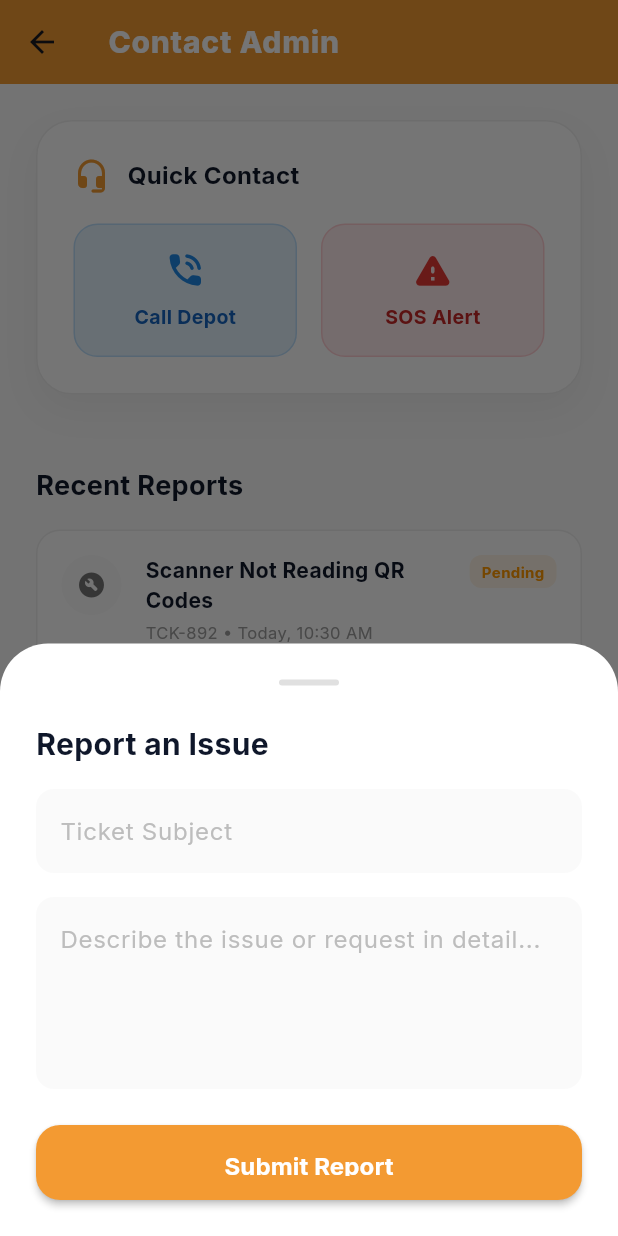
After one commit to Rishikesan05/RideSync-App-Development, a Flutter app: the OperatorContactScreen screen opened directly, after a tap on "New Report", on a phone screen of 412 x 824 dp. The commit adds this screen. Run offline on Flutter 3.47's test engine with Material 3 defaults, Android fonts, the phone set to English and light mode, and no system bars; our stand-ins replace cloud_firestore, firebase_auth, firebase_core, flutter_dotenv, geolocator, google_fonts and 2 more; accounts and stored records are empty; network calls fail.

Commit message:
[RIDESYNC] 2026-06-11 | Feat: Replace Fleet screen with Operator Contact Admin Support Hub

```diff
--- /dev/null
+++ b/apps/mobile/lib/features/operator/presentation/screens/operator_contact_screen.dart
@@ -0,0 +1,289 @@
+import 'package:flutter/material.dart';
+import 'package:ridesync/core/constants.dart';
+
+class OperatorContactScreen extends StatefulWidget {
+  const OperatorContactScreen({super.key});
+
+  @override
+  State<OperatorContactScreen> createState() => _OperatorContactScreenState();
+}
+
+class _OperatorContactScreenState extends State<OperatorContactScreen> {
+  final List<Map<String, dynamic>> _recentTickets = [
+    {
+      'id': 'TCK-892',
+      'title': 'Scanner Not Reading QR Codes',
+      'status': 'Pending',
+      'date': 'Today, 10:30 AM',
+      'type': 'Technical',
+    },
+    {
+      'id': 'TCK-885',
+      'title': 'Request Route Change to 120',
+      'status': 'Resolved',
+      'date': 'Yesterday, 4:15 PM',
+      'type': 'Schedule',
+    },
+    {
+      'id': 'TCK-812',
+      'title': 'Bus Breakdown at Kadawatha',
+      'status': 'Resolved',
+      'date': 'June 5, 2026',
+      'type': 'Emergency',
+    },
+  ];
+
+  @override
+  Widget build(BuildContext context) {
+    final isDark = Theme.of(context).brightness == Brightness.dark;
+
+    return Scaffold(
+      backgroundColor: isDark ? const Color(0xFF0F172A) : Colors.grey.shade50,
+      appBar: AppBar(
+        backgroundColor: isDark ? const Color(0xFFD84315) : AppColors.primaryOrange,
+        elevation: 0,
+        title: const Text(
+          'Contact Admin',
+          style: TextStyle(color: Colors.white, fontSize: 20, fontWeight: FontWeight.w800, letterSpacing: 0.5),
+        ),
+      ),
+      floatingActionButton: FloatingActionButton.extended(
+        onPressed: () {
+          _showNewTicketBottomSheet(context, isDark);
+        },
+        backgroundColor: AppColors.primaryOrange,
+        foregroundColor: Colors.white,
+        icon: const Icon(Icons.edit_document),
+        label: const Text('New Report', style: TextStyle(fontWeight: FontWeight.bold)),
+      ),
+      body: SingleChildScrollView(
+        padding: const EdgeInsets.only(bottom: 120),
+        child: Column(
+          crossAxisAlignment: CrossAxisAlignment.start,
+          children: [
+            _buildEmergencySection(isDark),
+            const SizedBox(height: 24),
+            Padding(
+              padding: const EdgeInsets.symmetric(horizontal: 24.0),
+              child: Text('Recent Reports', style: TextStyle(fontSize: 18, fontWeight: FontWeight.bold, color: isDark ? Colors.white : AppColors.textDark)),
+            ),
+            const SizedBox(height: 16),
+            _buildTicketList(isDark),
+          ],
+        ),
+      ),
+    );
+  }
+
+  Widget _buildEmergencySection(bool isDark) {
+    return Container(
+      width: double.infinity,
+      margin: const EdgeInsets.all(24),
+      padding: const EdgeInsets.all(24),
+      decoration: BoxDecoration(
+        color: isDark ? const Color(0xFF1E293B) : Colors.white,
+        borderRadius: BorderRadius.circular(24),
+        border: Border.all(color: isDark ? Colors.white10 : Colors.grey.shade200),
+        boxShadow: [
+          if (!isDark) BoxShadow(color: Colors.black.withValues(alpha: 0.04), blurRadius: 20, offset: const Offset(0, 10)),
+        ],
+      ),
+      child: Column(
+        crossAxisAlignment: CrossAxisAlignment.start,
+        children: [
+          Row(
+            children: [
+              Icon(Icons.headset_mic_rounded, color: AppColors.primaryOrange, size: 24),
+              const SizedBox(width: 12),
+              Text('Quick Contact', style: TextStyle(fontSize: 16, fontWeight: FontWeight.bold, color: isDark ? Colors.white : AppColors.textDark)),
+            ],
+          ),
+          const SizedBox(height: 20),
+          Row(
+            children: [
+              Expanded(
+                child: _buildActionButton(
+                  icon: Icons.phone_in_talk_rounded,
+                  label: 'Call Depot',
+                  color: Colors.blue,
+                  onTap: () {},
+                  isDark: isDark,
+                ),
+              ),
+              const SizedBox(width: 16),
+              Expanded(
+                child: _buildActionButton(
+                  icon: Icons.warning_rounded,
+                  label: 'SOS Alert',
+                  color: Colors.red,
+                  onTap: () {},
+                  isDark: isDark,
+                ),
+              ),
+            ],
+          ),
+        ],
+      ),
+    );
+  }
+
+  Widget _buildActionButton({required IconData icon, required String label, required MaterialColor color, required VoidCallback onTap, required bool isDark}) {
+    return InkWell(
+      onTap: onTap,
+      borderRadius: BorderRadius.circular(16),
+      child: Container(
+        padding: const EdgeInsets.symmetric(vertical: 16),
+        decoration: BoxDecoration(
+          color: isDark ? color.withValues(alpha: 0.15) : color.shade50,
+          borderRadius: BorderRadius.circular(16),
+          border: Border.all(color: isDark ? color.withValues(alpha: 0.3) : color.shade100),
+        ),
+        child: Column(
+          children: [
+            Icon(icon, color: color.shade600, size: 28),
+            const SizedBox(height: 8),
+            Text(label, style: TextStyle(color: isDark ? color.shade200 : color.shade800, fontWeight: FontWeight.bold, fontSize: 13)),
+          ],
+        ),
+      ),
+    );
+  }
+
+  Widget _buildTicketList(bool isDark) {
+    return ListView.builder(
+      padding: const EdgeInsets.symmetric(horizontal: 24.0),
+      physics: const NeverScrollableScrollPhysics(),
+      shrinkWrap: true,
+      itemCount: _recentTickets.length,
+      itemBuilder: (context, index) {
+        final ticket = _recentTickets[index];
+        final isResolved = ticket['status'] == 'Resolved';
+
+        return Container(
+          margin: const EdgeInsets.only(bottom: 12),
+          padding: const EdgeInsets.all(16),
+          decoration: BoxDecoration(
+            color: isDark ? const Color(0xFF1E293B) : Colors.white,
+            borderRadius: BorderRadius.circular(16),
+            border: Border.all(color: isDark ? Colors.white10 : Colors.grey.shade200),
+          ),
+          child: Row(
+            crossAxisAlignment: CrossAxisAlignment.start,
+            children: [
+              Container(
+                padding: const EdgeInsets.all(10),
+                decoration: BoxDecoration(
+                  color: isDark ? Colors.white10 : Colors.grey.shade50,
+                  shape: BoxShape.circle,
+                ),
+                child: Icon(
+                  ticket['type'] == 'Emergency' ? Icons.car_crash_rounded :
+                  ticket['type'] == 'Schedule' ? Icons.calendar_month_rounded : Icons.build_circle_rounded,
+                  color: isDark ? Colors.white54 : Colors.grey.shade600,
+                  size: 20,
+                ),
+              ),
+              const SizedBox(width: 16),
+              Expanded(
+                child: Column(
+                  crossAxisAlignment: CrossAxisAlignment.start,
+                  children: [
+                    Text(ticket['title'], style: TextStyle(fontWeight: FontWeight.bold, fontSize: 14, color: isDark ? Colors.white : AppColors.textDark)),
+                    const SizedBox(height: 4),
+                    Text('${ticket['id']} • ${ticket['date']}', style: TextStyle(color: isDark ? Colors.white30 : Colors.grey.shade500, fontSize: 11)),
+                  ],
+                ),
+              ),
+              const SizedBox(width: 8),
+              Container(
+                padding: const EdgeInsets.symmetric(horizontal: 8, vertical: 4),
+                decoration: BoxDecoration(
+                  color: isResolved ? Colors.green.withValues(alpha: 0.1) : Colors.orange.withValues(alpha: 0.1),
+                  borderRadius: BorderRadius.circular(8),
+                ),
+                child: Text(
+                  ticket['status'],
+                  style: TextStyle(
+                    color: isResolved ? Colors.green : Colors.orange,
+                    fontSize: 10,
+                    fontWeight: FontWeight.bold,
+                  ),
+                ),
+              ),
+            ],
+          ),
+        );
+      },
+    );
+  }
+
+  void _showNewTicketBottomSheet(BuildContext context, bool isDark) {
+    showModalBottomSheet(
+      context: context,
+      isScrollControlled: true,
+      backgroundColor: Colors.transparent,
+      builder: (context) => Container(
+        padding: EdgeInsets.only(
+          bottom: MediaQuery.of(context).viewInsets.bottom,
+          left: 24,
+          right: 24,
+          top: 24,
+        ),
+        decoration: BoxDecoration(
+          color: isDark ? const Color(0xFF1E293B) : Colors.white,
+          borderRadius: const BorderRadius.vertical(top: Radius.circular(32)),
+        ),
+        child: Column(
+          mainAxisSize: MainAxisSize.min,
+          crossAxisAlignment: CrossAxisAlignment.start,
+          children: [
+            Center(
+              child: Container(width: 40, height: 4, decoration: BoxDecoration(color: isDark ? Colors.white24 : Colors.grey.shade300, borderRadius: BorderRadius.circular(2))),
+            ),
+            const SizedBox(height: 24),
+            Text('Report an Issue', style: TextStyle(fontSize: 20, fontWeight: FontWeight.bold, color: isDark ? Colors.white : AppColors.textDark)),
+            const SizedBox(height: 16),
+            TextField(
+              decoration: InputDecoration(
+                hintText: 'Ticket Subject',
+                hintStyle: TextStyle(color: isDark ? Colors.white30 : Colors.grey.shade400),
+                filled: true,
+                fillColor: isDark ? Colors.white.withValues(alpha: 0.05) : Colors.grey.shade50,
+                border: OutlineInputBorder(borderRadius: BorderRadius.circular(12), borderSide: BorderSide.none),
+              ),
+            ),
+            const SizedBox(height: 16),
+            TextField(
+              maxLines: 4,
+              decoration: InputDecoration(
+                hintText: 'Describe the issue or request in detail...',
+                hintStyle: TextStyle(color: isDark ? Colors.white30 : Colors.grey.shade400),
+                filled: true,
+                fillColor: isDark ? Colors.white.withValues(alpha: 0.05) : Colors.grey.shade50,
+                border: OutlineInputBorder(borderRadius: BorderRadius.circular(12), borderSide: BorderSide.none),
+              ),
+            ),
+            const SizedBox(height: 24),
+            SizedBox(
+              width: double.infinity,
+              height: 50,
+              child: ElevatedButton(
+                onPressed: () {
+                  Navigator.pop(context);
+                  ScaffoldMessenger.of(context).showSnackBar(const SnackBar(content: Text('Report submitted successfully!')));
+                },
+                style: ElevatedButton.styleFrom(
+                  backgroundColor: AppColors.primaryOrange,
+                  foregroundColor: Colors.white,
+                  shape: RoundedRectangleBorder(borderRadius: BorderRadius.circular(16)),
+                ),
+                child: const Text('Submit Report', style: TextStyle(fontSize: 16, fontWeight: FontWeight.bold)),
+              ),
+            ),
+            const SizedBox(height: 24),
+          ],
+        ),
+      ),
+    );
+  }
+}
--- a/apps/mobile/lib/features/operator/presentation/screens/operator_navigation_hub.dart
+++ b/apps/mobile/lib/features/operator/presentation/screens/operator_navigation_hub.dart
@@ -4,7 +4,7 @@ import 'package:ridesync/features/operator/presentation/screens/operator_home_sc
 import 'package:ridesync/features/operator/presentation/screens/operator_profile_screen.dart';
 import 'package:ridesync/features/operator/presentation/screens/operator_routes_screen.dart';
 import 'package:ridesync/features/operator/presentation/screens/operator_earnings_screen.dart';
-import 'package:ridesync/features/operator/presentation/screens/operator_fleet_screen.dart';
+import 'package:ridesync/features/operator/presentation/screens/operator_contact_screen.dart';
 
 class BusOperatorNavigationHub extends StatefulWidget {
   const BusOperatorNavigationHub({super.key});
@@ -20,7 +20,7 @@ class _BusOperatorNavigationHubState extends State<BusOperatorNavigationHub> {
     const OperatorHomeScreen(),
     const OperatorRoutesScreen(),
     const OperatorEarningsScreen(),
-    const OperatorFleetScreen(),
+    const OperatorContactScreen(),
     const OperatorProfileScreen(),
   ];
 
@@ -56,7 +56,7 @@ class _BusOperatorNavigationHubState extends State<BusOperatorNavigationHub> {
             BottomNavigationBarItem(icon: Icon(Icons.dashboard_outlined), activeIcon: Icon(Icons.dashboard), label: 'Home'),
             BottomNavigationBarItem(icon: Icon(Icons.schedule_outlined), activeIcon: Icon(Icons.schedule), label: 'Schedules'),
             BottomNavigationBarItem(icon: Icon(Icons.payments_outlined), activeIcon: Icon(Icons.payments), label: 'Earnings'),
-            BottomNavigationBarItem(icon: Icon(Icons.directions_bus_outlined), activeIcon: Icon(Icons.directions_bus), label: 'Fleet'),
+            BottomNavigationBarItem(icon: Icon(Icons.support_agent_outlined), activeIcon: Icon(Icons.support_agent), label: 'Contact'),
             BottomNavigationBarItem(icon: Icon(Icons.person_outline), activeIcon: Icon(Icons.person), label: 'Profile'),
           ],
         ),
```
Also changed, not shown: apps/mobile/lib/features/operator/presentation/screens/operator_fleet_screen.dart (deleted, +0 -303 lines).
